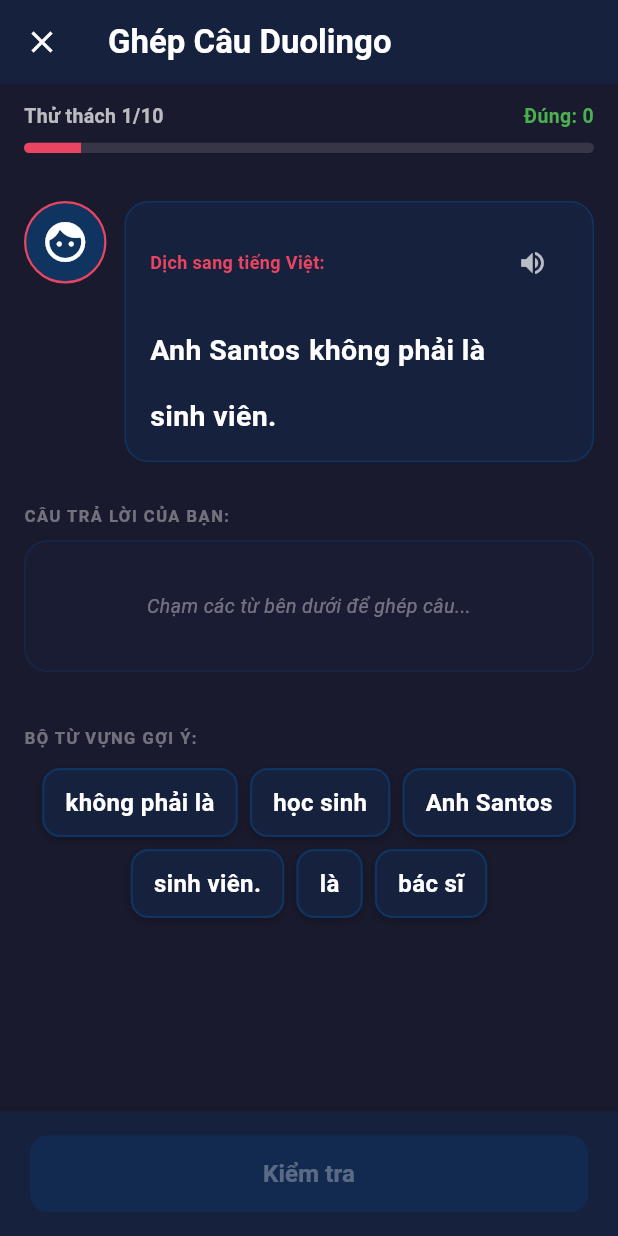
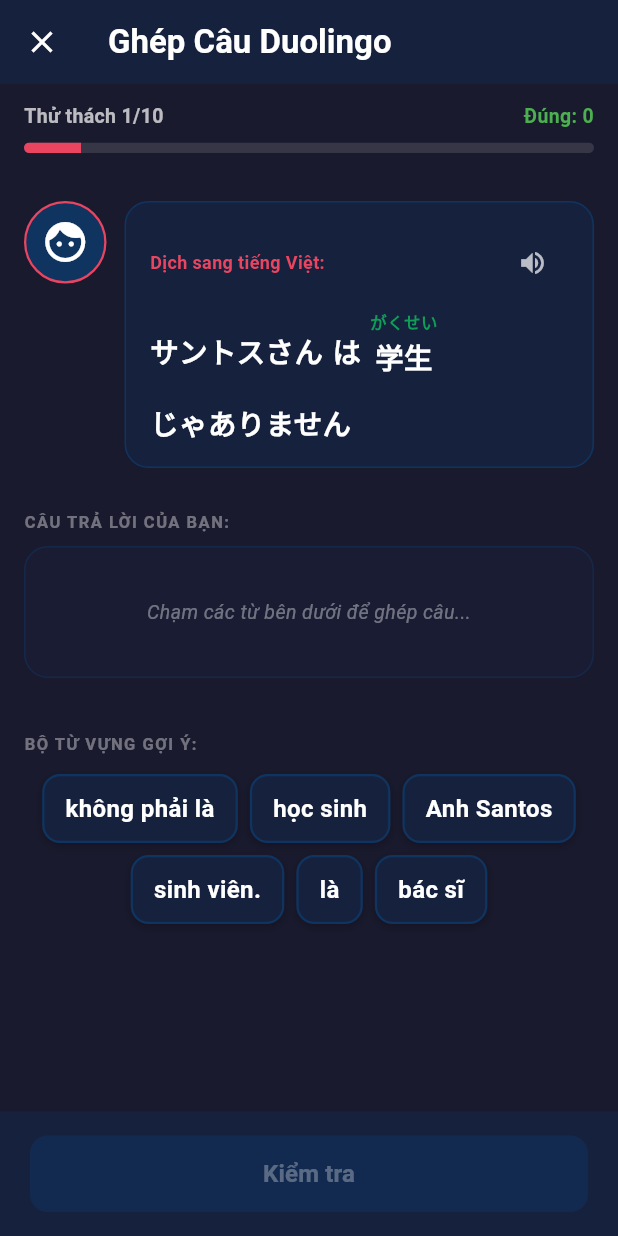
Before and after one commit to NMCuonG08/kanji_learning, a Flutter app: the DuolingoQuizScreen screen opened directly, on a phone screen of 412 x 824 dp. Run offline on Flutter 3.47's test engine with Material 3 defaults, Android fonts, the phone set to English and light mode, and no system bars; our stand-ins replace flutter_tts, shared_preferences, sqflite_common_ffi; missing offline and left inert: dart:js_interop; accounts and stored records are empty.

Commit message:
fix: resolve duolingo prompt bubble display and enable jpPromptTokens furigana

```diff
--- a/lib/data/duolingo_data.dart
+++ b/lib/data/duolingo_data.dart
@@ -5,25 +5,26 @@
   const DuolingoChallenge(
     id: 1,
     prompt: "Tôi là Mike Miller.",
-    target: "わたしはマイク・ミラーです。",
-    correctOrder: ["わたし", "は", "マイク・ミラー", "です"],
-    jumbledTokens: ["です", "は", "あなた", "マイク・ミラー", "わたし", "じゃありません"],
+    target: "\u308f\u305f\u3057\u306f\u30de\u30a4\u30af\u30fb\u30df\u30e9\u30fc\u3067\u3059。",
+    correctOrder: ["\u308f\u305f\u3057", "\u306f", "\u30de\u30a4\u30af\u30fb\u30df\u30e9\u30fc", "\u3067\u3059"],
+    jumbledTokens: ["\u3067\u3059", "\u306f", "\u30de\u30a4\u30af\u30fb\u30df\u30e9\u30fc", "\u308f\u305f\u3057", "\u3058\u3083\u3042\u308a\u307e\u305b\u3093", "\u3042\u306a\u305f"],
     furigana: {},
     type: "vi_to_jp",
-    explanation: "🌟 NGỮ PHÁP BÀI 1:\n- Cấu trúc: [N1 は N2 です] (N1 là N2).\n- 'は' là trợ từ chủ ngữ (phát âm là 'wa'). 'です' đứng cuối câu khẳng định danh từ lịch sự.\n- 'わたし' nghĩa là 'Tôi'.",
+    explanation: "🌟 NGỮ PHÁP BÀI 1:\n- Cấu trúc: [N1 は N2 です] (N1 là N2).\n- 'は' là trợ từ chủ ngữ (phát âm là 'wa'). 'đáp' đứng cuối câu khẳng định danh từ lịch sự.\n- 'わたし' nghĩa là 'Tôi'.",
   ),
 
   // 2. Bài 1: N1 は N2 じゃありません (Jp -> Vi)
   const DuolingoChallenge(
     id: 2,
-    prompt: "サントスさんは学生じゃありません。",
+    prompt: "\u30b5\u30f3\u30c8\u30b9\u3055\u3093\u306f\u5b66\u751f\u3058\u3083\u3042\u308a\u307e\u305b\u3093。",
     target: "Anh Santos không phải là sinh viên.",
     correctOrder: ["Anh Santos", "không phải là", "sinh viên."],
     jumbledTokens: ["không phải là", "học sinh", "Anh Santos", "sinh viên.", "là", "bác sĩ"],
     furigana: {
-      "学生": "がくせい",
+      "\u5b66\u751f": "\u304c\u304f\u305b\u3044",
     },
     type: "jp_to_vi",
+    jpPromptTokens: ["\u30b5\u30f3\u30c8\u30b9\u3055\u3093", "\u306f", "\u5b66\u751f", "\u3058\u3083\u3042\u308a\u307e\u305b\u3093"],
     explanation: "🌟 NGỮ PHÁP BÀI 1:\n- Cấu trúc: [N1 は N2 じゃありません] (N1 không phải là N2).\n- 'じゃありません' là dạng phủ định lịch sự của 'です'.\n- '学生' (がくせい) nghĩa là sinh viên/học sinh.",
   ),
 
@@ -31,9 +32,9 @@
   const DuolingoChallenge(
     id: 3,
     prompt: "Máy tính này là của tôi.",
-    target: "このコンピューターはわたしのです。",
-    correctOrder: ["この", "コンピューター", "は", "わたし", "の", "です"],
-    jumbledTokens: ["は", "これ", "の", "コンピューター", "この", "です", "わたし", "あなた"],
+    target: "\u3053\u306e\u30b3\u30f3\u30d4\u30e5\u30fc\u30bf\u30fc\u306f\u308f\u305f\u3057\u306e\u3067\u3059。",
+    correctOrder: ["\u3053\u306e", "\u30b3\u30f3\u30d4\u30e5\u30fc\u30bf\u30fc", "\u306f", "\u308f\u305f\u3057", "\u306e", "\u3067\u3059"],
+    jumbledTokens: ["\u306f", "\u3053\u308c", "\u306e", "\u30b3\u30f3\u30d4\u30e5\u30fc\u30bf\u30fc", "\u3053\u306e", "\u3067\u3059", "\u308f\u305f\u3057", "\u3042\u306a\u305f"],
     furigana: {},
     type: "vi_to_jp",
     explanation: "🌟 NGỮ PHÁP BÀI 2:\n- Cấu trúc: [この + Danh từ + は] (Cái ... này).\n- Khác với 'これ' đứng độc lập, 'この' bắt buộc phải bổ nghĩa cho danh từ đứng ngay sau.\n- 'わたしのです' là sở hữu: 'của tôi'.",
@@ -42,14 +43,15 @@
   // 4. Bài 3: N は N(Địa điểm) です (Jp -> Vi)
   const DuolingoChallenge(
     id: 4,
-    prompt: "お手洗いはどこですか。",
+    prompt: "\u304a\u624b\u6d17\u3044\u306f\u3069\u3053\u3067\u3059\u304b。",
     target: "Nhà vệ sinh ở đâu?",
     correctOrder: ["Nhà vệ sinh", "ở", "đâu?"],
     jumbledTokens: ["ở", "cái nào?", "Nhà vệ sinh", "đâu?", "phòng học", "ở đằng kia"],
     furigana: {
-      "お手洗い": "おてあらい",
+      "\u304a\u624b\u6d17\u3044": "\u304a\u3066\u3042\u3089\u3044",
     },
     type: "jp_to_vi",
+    jpPromptTokens: ["\u304a\u624b\u6d17\u3044", "\u306f", "\u3069\u3053", "\u3067\u3059\u304b"],
     explanation: "🌟 NGỮ PHÁP BÀI 3:\n- Cấu trúc: [N は どこ ですか] (N ở đâu?).\n- 'どこ' là nghi vấn từ chỉ địa điểm ('ở đâu').\n- 'お手洗い' (おてあらい) là từ lịch sự chỉ nhà vệ sinh.",
   ),
 
@@ -57,13 +59,13 @@
   const DuolingoChallenge(
     id: 5,
     prompt: "Bây giờ là 4 giờ rưỡi.",
-    target: "今四時半です。",
-    correctOrder: ["今", "四時", "半", "です"],
-    jumbledTokens: ["です", "半", "五時", "今", "四時", "昨日"],
+    target: "\u4eca\u56db\u6642\u534a\u3067\u3059。",
+    correctOrder: ["\u4eca", "\u56db\u6642", "\u534a", "\u3067\u3059"],
+    jumbledTokens: ["\u3067\u3059", "\u534a", "\u4e94\u6642", "\u4eca", "\u56db\u6642", "\u6628\u65e5"],
     furigana: {
-      "今": "いま",
-      "四時": "よじ",
-      "半": "はん",
+      "\u4eca": "\u3044\u307e",
+      "\u56db\u6642": "\u3088\u3058",
+      "\u534a": "\u306f\u3093",
     },
     type: "vi_to_jp",
     explanation: "🌟 NGỮ PHÁP BÀI 4:\n- Cách nói giờ: [Số đếm + 時 (じ)]. Đặc biệt 4 giờ là '四時' (よじ) chứ không phải 'よんじ'.\n- '半' (はん) đứng sau giờ có nghĩa là 'rưỡi / 30 phút'.\n- '今' (いま) nghĩa là 'Bây giờ'.",
@@ -72,17 +74,18 @@
   // 6. Bài 4: Quá khứ & Khoảng thời gian (Jp -> Vi)
   const DuolingoChallenge(
     id: 6,
-    prompt: "昨日九時から五時まで勉強しました。",
+    prompt: "\u6628\u65e5\u4e5d\u6642\u304b\u3089\u4e94\u6642\u307e\u3067\u52c9\u5f37\u3057\u307e\u3057\u305f。",
     target: "Hôm qua tôi đã học từ 9 giờ đến 5 giờ.",
     correctOrder: ["Hôm qua", "tôi", "đã học", "từ 9 giờ", "đến 5 giờ."],
     jumbledTokens: ["từ 9 giờ", "Hôm nay", "đã học", "đang học", "đến 5 giờ.", "Hôm qua", "tôi"],
     furigana: {
-      "昨日": "きのう",
-      "九時": "くじ",
-      "五時": "ごじ",
-      "勉強": "べんきょう",
+      "\u6628\u65e5": "\u304d\u306e\u3046",
+      "\u4e5d\u6642": "\u304f\u3058",
+      "\u4e94\u6642": "\u3054\u3058",
+      "\u52c9\u5f37": "\u3079\u3093\u304d\u3087\u3046",
     },
     type: "jp_to_vi",
+    jpPromptTokens: ["\u6628\u65e5", "\u4e5d\u6642", "\u304b\u3089", "\u4e94\u6642", "\u307e\u3067", "\u52c9\u5f37\u3057\u307e\u3057\u305f"],
     explanation: "🌟 NGỮ PHÁP BÀI 4:\n- Cấu trúc: [N1 から N2 まで] (Từ N1 đến N2).\n- Động từ chia quá khứ khẳng định đuôi '〜ました': '勉強しました' (Đã học).\n- '昨日' (きのう) là 'Hôm qua'.",
   ),
 
@@ -90,13 +93,13 @@
   const DuolingoChallenge(
     id: 7,
     prompt: "Tôi đi đến Kyoto bằng tàu điện ngầm.",
-    target: "地下鉄で京都へ行きます。",
-    correctOrder: ["地下鉄", "で", "京都", "へ", "行きます"],
-    jumbledTokens: ["で", "京都", "行きます", "地下鉄", "に", "へ", "来ます", "東京"],
+    target: "\u5730\u4e0b\u9244\u3067\u4eac\u90fd\u3078\u884c\u304d\u307e\u3059。",
+    correctOrder: ["\u5730\u4e0b\u9244", "\u3067", "\u4eac\u90fd", "\u3078", "\u884c\u304d\u307e\u3059"],
+    jumbledTokens: ["\u3067", "\u4eac\u90fd", "\u884c\u304d\u307e\u3059", "\u5730\u4e0b\u9244", "\u306b", "\u3078", "\u6765\u307e\u3059", "\u6771\u4eac"],
     furigana: {
-      "地下鉄": "ちかてつ",
-      "京都": "きょうと",
-      "行": "い",
+      "\u5730\u4e0b\u9244": "\u3061\u304b\u3066\u3064",
+      "\u4eac\u90fd": "\u304d\u3087\u3046\u3068",
+      "\u884c": "\u3044",
     },
     type: "vi_to_jp",
     explanation: "🌟 NGỮ PHÁP BÀI 5:\n- Trợ từ 'で' chỉ phương tiện đi lại (bằng...). '地下鉄' (ちかてつ) là tàu điện ngầm.\n- Trợ từ 'へ' (phát âm là 'e') chỉ hướng đi của các động từ di chuyển. '行きます' (いきます) là động từ 'đi'.",
@@ -105,16 +108,17 @@
   // 8. Bài 6: Trợ từ đối tượng を & Cùng làm と (Jp -> Vi)
   const DuolingoChallenge(
     id: 8,
-    prompt: "家族と昼御飯を食べます。",
+    prompt: "\u5bb6\u65cf\u3068\u663c\u5fa1\u98ef\u3092\u98df\u3079\u307e\u3059。",
     target: "Tôi ăn cơm trưa cùng với gia đình.",
     correctOrder: ["Tôi", "ăn cơm trưa", "cùng với", "gia đình."],
     jumbledTokens: ["gia đình.", "Tôi", "uống trà", "ăn cơm trưa", "cùng với", "bạn bè"],
     furigana: {
-      "家族": "かぞく",
-      "昼御飯": "ひるごはん",
-      "食": "た",
+      "\u5bb6\u65cf": "\u304b\u305e\u304f",
+      "\u663c\u5fa1\u98ef": "\u3072\u308b\u3054\u306f\u3093",
+      "\u98df": "\u305f",
     },
     type: "jp_to_vi",
+    jpPromptTokens: ["\u5bb6\u65cf", "\u3068", "\u663c\u5fa1\u98ef", "\u3092", "\u98df\u3079\u307e\u3059"],
     explanation: "🌟 NGỮ PHÁP BÀI 6:\n- Trợ từ 'と' mang nghĩa 'cùng với (ai đó)'. '家族' (かぞく) là gia đình.\n- Trợ từ 'を' đứng trước động từ ngoại động từ để chỉ đối tượng chịu tác động: '昼御飯を食べます' (ăn cơm trưa).",
   ),
 
@@ -122,13 +126,13 @@
   const DuolingoChallenge(
     id: 9,
     prompt: "Tôi viết thư bằng tiếng Nhật.",
-    target: "日本語で手紙を書きます。",
-    correctOrder: ["日本語", "で", "手紙", "を", "書きます"],
-    jumbledTokens: ["手紙", "日本語", "で", "を書きます", "を", "書きます", "英語", "に"],
+    target: "\u65e5\u672c\u8a9e\u3067\u624b\u7d19\u3092\u66f8\u304d\u307e\u3059。",
+    correctOrder: ["\u65e5\u672c\u8a9e", "\u3067", "\u624b\u7d19", "\u3092", "\u66f8\u304d\u307e\u3059"],
+    jumbledTokens: ["\u624b\u7d19", "\u65e5\u672c\u8a9e", "\u3067", "\u3092", "\u66f8\u304d\u307e\u3059", "\u6771\u4eac", "\u306b"],
     furigana: {
-      "日本語": "にほんご",
-      "手紙": "てがみ",
-      "書": "か",
+      "\u65e5\u672c\u8a9e": "\u306b\u307b\u3093\u3054",
+      "\u624b\u7d19": "\u3066\u304c\u307f",
+      "\u66f8": "\u304b",
     },
     type: "vi_to_jp",
     explanation: "🌟 NGỮ PHÁP BÀI 7:\n- Cấu trúc: [Công cụ/Ngôn ngữ + で + Động từ] chỉ phương tiện, công cụ để thực hiện hành động.\n- '日本語で' = bằng tiếng Nhật. '手紙を書きます' = viết thư.",
@@ -137,30 +141,31 @@
   // 10. Bài 8: Tính từ đuôi い / な & Cụm từ nối (Jp -> Vi)
   const DuolingoChallenge(
     id: 10,
-    prompt: "日本語は面白いですが難しいです。",
+    prompt: "\u65e5\u672c\u8a9e\u306f\u9762\u767d\u3044\u3067\u3059\u304c\u96e3\u3057\u3044\u3067\u3059。",
     target: "Tiếng Nhật thú vị nhưng khó.",
     correctOrder: ["Tiếng Nhật", "thú vị", "nhưng", "khó."],
     jumbledTokens: ["tiếng Anh", "Tiếng Nhật", "thú vị", "và", "nhưng", "khó.", "dễ"],
     furigana: {
-      "日本語": "にほんご",
-      "面白い": "おもしろい",
-      "難しい": "むずかしい",
+      "\u65e5\u672c\u8a9e": "\u306b\u307b\u3093\u3054",
+      "\u9762\u767d\u3044": "\u304a\u3082\u3057\u308d\u3044",
+      "\u96e3\u3057\u3044": "\u3080\u305a\u304b\u3057\u3044",
     },
     type: "jp_to_vi",
-    explanation: "🌟 NGỮ PHÁP BÀI 8:\n- Tính từ đuôi 'い': '面白い' (thú vị), '難しい' (khó).\n- Trợ từ nối 'が' (ga) đứng giữa hai mệnh đề trái ngược mang nghĩa 'nhưng / tuy nhiên'.",
+    jpPromptTokens: ["\u65e5\u672c\u8a9e", "\u306f", "\u9762\u767d\u3044", "\u3067\u3059\u304c", "\u96e3\u3057\u3044", "\u3067\u3059"],
+    explanation: "🌟 NGỮ PHÁP BÀI 8:\n- Tính từ đuôi 'い': '面白い' (おもしろい), '難しい' (base-64).\n- Trợ từ nối 'が' (ga) đứng giữa hai mệnh đề trái ngược mang nghĩa 'nhưng / tuy nhiên'.",
   ),
 
-  // 11. Bài 9: Muốn làm gì (〜たいです) (Vi -> Jp)
+  // 11. Bài 9: Muốn làm gì (〜たいess) (Vi -> Jp)
   const DuolingoChallenge(
     id: 11,
     prompt: "Tôi muốn ăn sushi.",
-    target: "私は寿司を食べたいです。",
-    correctOrder: ["私", "は", "寿司", "を", "食べたい", "です"],
-    jumbledTokens: ["食べたい", "は", "寿司", "を", "です", "私", "飲みたい", "天ぷら"],
+    target: "\u79c1\u306f\u5bff\u53f8\u3092\u98df\u3079\u305f\u3044\u3067\u3059。",
+    correctOrder: ["\u79c1", "\u306f", "\u5bff\u53f8", "\u3092", "\u98df\u3079\u305f\u3044", "\u3067\u3059"],
+    jumbledTokens: ["\u98df\u3079\u305f\u3044", "\u306f", "\u5bff\u53f8", "\u3092", "\u3067\u3059", "\u79c1", "\u6765\u307e\u3059", "\u6771\u4eac"],
     furigana: {
-      "私": "わたし",
-      "寿司": "すし",
-      "食": "た",
+      "\u79c1": "\u308f\u305f\u3057",
+      "\u5bff\u53f8": "\u3059\u3057",
+      "\u98df": "\u305f",
     },
     type: "vi_to_jp",
     explanation: "🌟 NGỮ PHÁP BÀI 13:\n- Cấu trúc: [Danh từ + を + Động từ thể ます bỏ ます + たいです] chỉ nguyện vọng muốn làm một hành động nào đó của bản thân.\n- '食べます' -> '食べたいです' (muốn ăn).",
@@ -170,12 +175,12 @@
   const DuolingoChallenge(
     id: 12,
     prompt: "Hãy viết tên ở đây.",
-    target: "ここに名前를書いてください。",
-    correctOrder: ["ここ", "に", "名前", "を", "書いて", "ください"],
-    jumbledTokens: ["書いて", "に", "ここ", "ください", "名前", "を", "あそこ", "読んで"],
+    target: "\u3053\u3053\u306b\u540d\u524d\u3092\u66f8\u3044\u3066\u304f\u3060\u3055\u3044。",
+    correctOrder: ["\u3053\u3053", "\u306b", "\u540d\u524d", "\u3092", "\u66f8\u3044\u3066", "\u304f\u3060\u3055\u3044"],
+    jumbledTokens: ["\u66f8\u3044\u3066", "\u306b", "\u3053\u3053", "\u304f\u3060\u3055\u3044", "\u540d\u524d", "\u3092", "\u3042\u306a\u305f", "\u6765\u307e\u3059"],
     furigana: {
-      "名前": "なまえ",
-      "書": "か",
+      "\u540d\u524d": "\u306a\u307e\u3048",
+      "\u66f8": "\u304b",
     },
     type: "vi_to_jp",
     explanation: "🌟 NGỮ PHÁP BÀI 14:\n- Cấu trúc: [Động từ thể て + ください] là câu yêu cầu hoặc đề nghị lịch sự người nghe thực hiện một hành động.\n- '書きます' (viết) chia thể て là '書いて'. '名前' (なまえ) nghĩa là 'tên'.",
@@ -184,31 +189,33 @@
   // 13. Bài 9: Có thể làm gì (Jp -> Vi)
   const DuolingoChallenge(
     id: 13,
-    prompt: "私は日本語が少しできます。",
+    prompt: "\u79c1\u306f\u65e5\u672c\u8a9e\u304c\u5c11\u3057\u3067\u304d\u307e\u3059。",
     target: "Tôi có thể nói tiếng Nhật một chút.",
     correctOrder: ["Tôi", "có thể nói", "tiếng Nhật", "một chút."],
     jumbledTokens: ["tiếng Nhật", "Tôi", "một chút.", "không biết", "có thể nói", "rất giỏi"],
     furigana: {
-      "私": "わたし",
-      "日本語": "にほんご",
-      "少し": "すこし",
+      "\u79c1": "\u308f\u305f\u3057",
+      "\u65e5\u672c\u8a9e": "\u306b\u307b\u3093\u3054",
+      "\u5c11\u3057": "\u3059\u3053\u3057",
     },
     type: "jp_to_vi",
+    jpPromptTokens: ["\u79c1", "\u306f", "\u65e5\u672c\u8a9e", "\u304c", "\u5c11\u3057", "\u3067\u304d\u307e\u3059"],
     explanation: "🌟 NGỮ PHÁP BÀI 9:\n- Cấu trúc: [N が できます] biểu thị khả năng có thể làm N. '日本語ができます' = có thể tiếng Nhật (nói tiếng Nhật).\n- Trạng từ chỉ mức độ '少し' (すこし) nghĩa là 'một chút'.",
   ),
 
   // 14. Bài 10: Tồn tại vật có (あります) (Jp -> Vi)
   const DuolingoChallenge(
     id: 14,
-    prompt: "公園にたくさんの花があります。",
+    prompt: "\u516c\u5712\u306b\u305f\u304f\u3055\u3093\u306e\u82b1\u304c\u3042\u308a\u307e\u3059。",
     target: "Ở công viên có nhiều hoa.",
     correctOrder: ["Ở công viên", "có", "nhiều", "hoa."],
     jumbledTokens: ["Ở công viên", "có", "ít", "nhiều", "chó mèo", "hoa."],
     furigana: {
-      "公園": "こうえん",
-      "花": "はな",
+      "\u516c\u5712": "\u3053\u3046\u3048\u3093",
+      "\u82b1": "\u306f\u306a",
     },
     type: "jp_to_vi",
+    jpPromptTokens: ["\u516c\u5712", "\u306b", "\u305f\u304f\u3055\u3093\u306e", "\u82b1", "\u304c\u3042\u308a\u307e\u3059"],
     explanation: "🌟 NGỮ PHÁP BÀI 10:\n- Cấu trúc: [Địa điểm + に + Vật + が あります] chỉ sự tồn tại của đồ vật, thực vật tại một vị trí ('Ở... có...').\n- '花' (はな) là hoa. '公園' (こうえん) là công viên.",
   ),
 
@@ -216,14 +223,14 @@
   const DuolingoChallenge(
     id: 15,
     prompt: "Sở thích của tôi là xem phim.",
-    target: "私の趣味は映画を見ることです。",
-    correctOrder: ["私", "の", "趣味", "は", "映画", "を", "見る", "こと", "です"],
-    jumbledTokens: ["趣味", "見る", "こと", "の", "私", "は", "映画", "を", "です", "音楽", "聞く"],
+    target: "\u79c1\u306e\u8da3\u5473\u306f\u6620\u753b\u3092\u898b\u308b\u3053\u3068\u3067\u3059。",
+    correctOrder: ["\u79c1", "\u306e", "\u8da3\u5473", "\u306f", "\u6620\u753b", "\u3092", "\u898b\u308b", "\u3053\u3068", "\u3067\u3059"],
+    jumbledTokens: ["\u8da3\u5473", "\u898b\u308b", "\u3053\u3068", "\u306e", "\u79c1", "\u306f", "\u6620\u753b", "\u3092", "\u3067\u3059", "\u6771\u4eac", "\u6765\u307e\u3059"],
     furigana: {
-      "私": "わたし",
-      "趣味": "しゅみ",
-      "映画": "えいが",
-      "見": "み",
+      "\u79c1": "\u308f\u305f\u3057",
+      "\u8da3\u5473": "\u3057\u3085\u307f",
+      "\u6620\u753b": "\u3048\u3044\u304c",
+      "\u898b": "\u307f",
     },
     type: "vi_to_jp",
     explanation: "🌟 NGỮ PHÁP BÀI 18:\n- Cấu trúc: [趣味は + Động từ thể từ điển (V辞書形) + ことです] dùng để danh từ hóa động từ để biểu đạt sở thích là hành động nào đó.\n- '見ます' thể từ điển là '見る'. '趣味' (しゅみ) là sở thích.",
--- a/lib/models/duolingo_challenge.dart
+++ b/lib/models/duolingo_challenge.dart
@@ -7,6 +7,7 @@
   final Map<String, String> furigana; // Map of Kanji words to their Furigana readings
   final String type; // 'vi_to_jp' (dịch sang tiếng Nhật) or 'jp_to_vi' (dịch sang tiếng Việt)
   final String explanation; // Educational explanation of the grammar and vocabulary
+  final List<String>? jpPromptTokens; // Optional list of Japanese tokens for the prompt (when type is jp_to_vi)
 
   const DuolingoChallenge({
     required this.id,
@@ -17,5 +18,6 @@
     required this.furigana,
     required this.type,
     required this.explanation,
+    this.jpPromptTokens,
   });
 }
--- a/lib/screens/duolingo_quiz_screen.dart
+++ b/lib/screens/duolingo_quiz_screen.dart
@@ -282,7 +282,7 @@
                         challenge.prompt,
                         style: const TextStyle(color: Colors.white, fontSize: 19, fontWeight: FontWeight.bold),
                       )
-                    : _buildSentenceWithFurigana(challenge.prompt, challenge.correctOrder, challenge.furigana),
+                    : _buildSentenceWithFurigana(challenge.prompt, challenge.jpPromptTokens ?? [], challenge.furigana),
               ],
             ),
           ),
```
